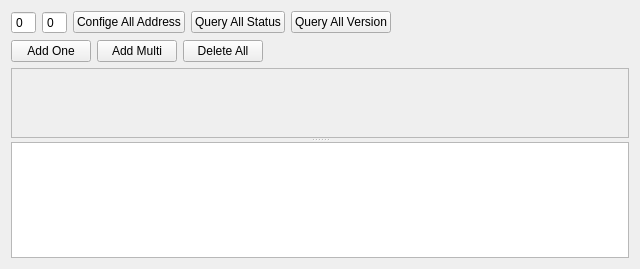
Above: PressPlateTool/ui/page/tablepage.ui from CGinMax/ProtocolTools before the change. Below: the same form after it.
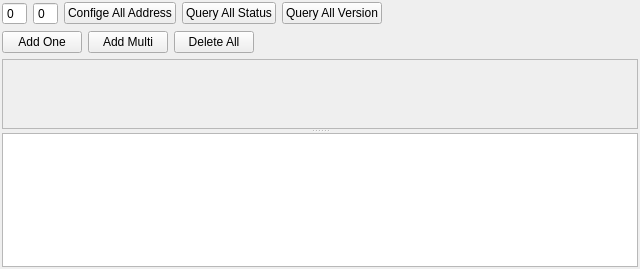
That is the form after the change.

```diff
--- a/PressPlateTool/ui/page/tablepage.ui
+++ b/PressPlateTool/ui/page/tablepage.ui
@@ -14,6 +14,18 @@
    <string>Form</string>
   </property>
   <layout class="QVBoxLayout" name="verticalLayout">
+   <property name="leftMargin">
+    <number>2</number>
+   </property>
+   <property name="topMargin">
+    <number>2</number>
+   </property>
+   <property name="rightMargin">
+    <number>2</number>
+   </property>
+   <property name="bottomMargin">
+    <number>2</number>
+   </property>
    <item>
     <layout class="QHBoxLayout" name="horizontalLayout">
      <item>
@@ -106,6 +118,9 @@
    </item>
    <item>
     <widget class="QSplitter" name="splitter">
+     <property name="lineWidth">
+      <number>4</number>
+     </property>
      <property name="orientation">
       <enum>Qt::Vertical</enum>
      </property>
@@ -121,7 +136,7 @@
         <rect>
          <x>0</x>
          <y>0</y>
-         <width>620</width>
+         <width>634</width>
          <height>68</height>
         </rect>
        </property>
```
